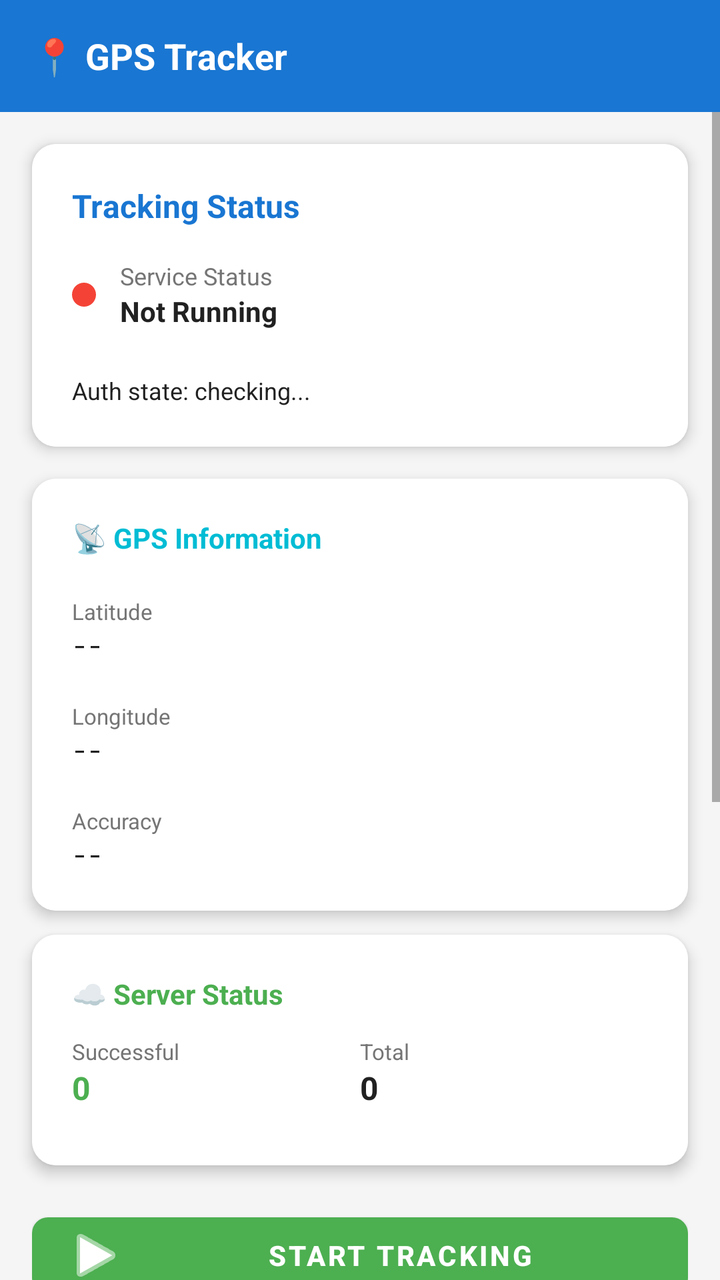
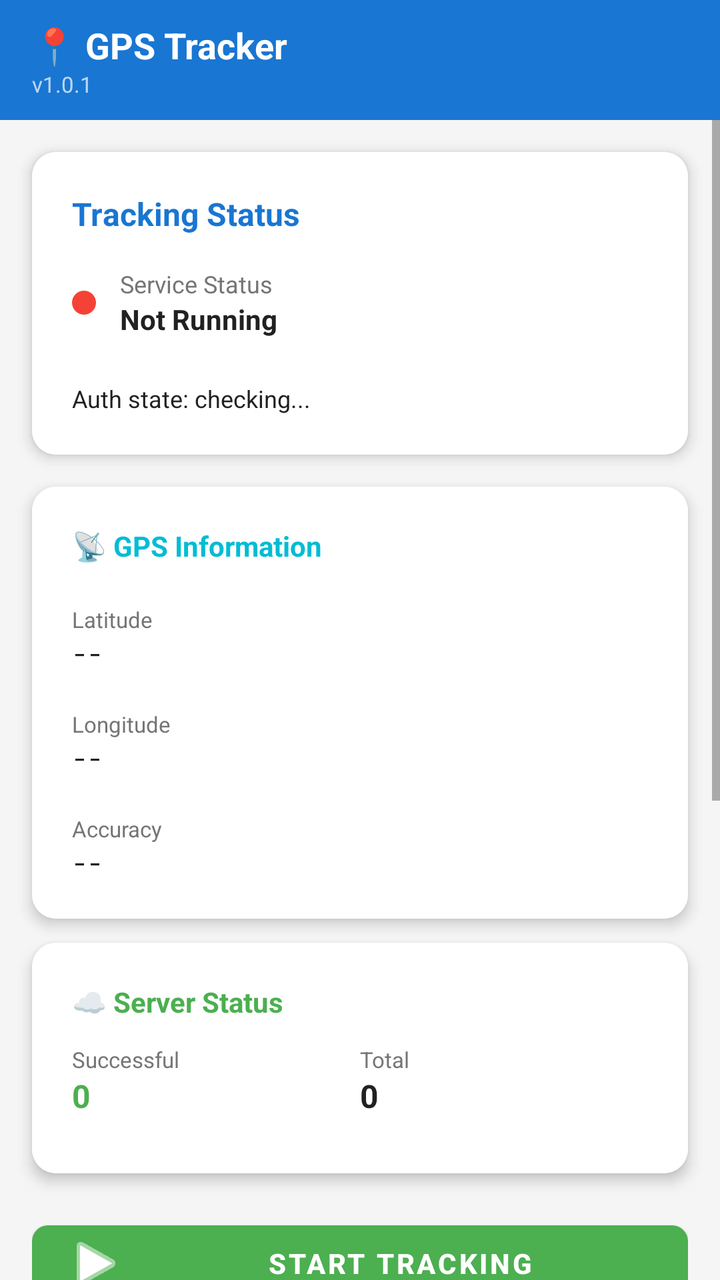

The first picture is an Android layout as it rendered before a commit; the second is the same layout after the commit. The layout source and the unified diff follow.
<!-- AndroidManifest.xml: application theme Theme.GPSTracker -->
<!-- res/layout/activity_main.xml -->
<?xml version="1.0" encoding="utf-8"?>
<androidx.constraintlayout.widget.ConstraintLayout xmlns:android="http://schemas.android.com/apk/res/android"
    xmlns:app="http://schemas.android.com/apk/res-auto"
    xmlns:tools="http://schemas.android.com/tools"
    android:layout_width="match_parent"
    android:layout_height="match_parent"
    android:background="@color/light_gray"
    tools:context=".MainActivity">

    
    <androidx.appcompat.widget.LinearLayoutCompat
        android:id="@+id/headerBar"
        android:layout_width="0dp"
        android:layout_height="56dp"
        android:background="@color/primary"
        android:orientation="horizontal"
        android:gravity="center_vertical"
        android:paddingHorizontal="16dp"
        app:layout_constraintTop_toTopOf="parent"
        app:layout_constraintStart_toStartOf="parent"
        app:layout_constraintEnd_toEndOf="parent">

        <TextView
            android:layout_width="match_parent"
            android:layout_height="wrap_content"
            android:text="📍 GPS Tracker"
            android:textColor="@color/white"
            android:textSize="18sp"
            android:textStyle="bold" />

    </androidx.appcompat.widget.LinearLayoutCompat>

    <LinearLayout
        android:id="@+id/authBanner"
        android:layout_width="0dp"
        android:layout_height="wrap_content"
        android:orientation="horizontal"
        android:padding="12dp"
        android:background="@color/error_red"
        android:visibility="gone"
        app:layout_constraintTop_toBottomOf="@id/headerBar"
        app:layout_constraintStart_toStartOf="parent"
        app:layout_constraintEnd_toEndOf="parent">

        <TextView
            android:id="@+id/tvAuthBannerText"
            android:layout_width="0dp"
            android:layout_height="wrap_content"
            android:layout_weight="1"
            android:text="Auth token missing. Upload disabled."
            android:textColor="@color/white"
            android:textSize="12sp"
            android:textStyle="bold" />

        <com.google.android.material.button.MaterialButton
            android:id="@+id/authRetryButton"
            android:layout_width="wrap_content"
            android:layout_height="wrap_content"
            android:text="Re-login"
            android:textSize="12sp"
            app:cornerRadius="8dp"
            app:backgroundTint="@color/white"
            android:textColor="@color/error_red" />

    </LinearLayout>

    
    <ScrollView
        android:layout_width="0dp"
        android:layout_height="0dp"
        app:layout_constraintTop_toBottomOf="@id/headerBar"
        app:layout_constraintStart_toStartOf="parent"
        app:layout_constraintEnd_toEndOf="parent"
        app:layout_constraintBottom_toBottomOf="parent">

        <LinearLayout
            android:layout_width="match_parent"
            android:layout_height="wrap_content"
            android:orientation="vertical"
            android:paddingBottom="24dp">

            
            <androidx.cardview.widget.CardView
                android:layout_width="match_parent"
                android:layout_height="wrap_content"
                android:layout_margin="16dp"
                app:cardCornerRadius="12dp"
                app:cardElevation="4dp">

                <LinearLayout
                    android:layout_width="match_parent"
                    android:layout_height="wrap_content"
                    android:orientation="vertical"
                    android:padding="20dp"
                    android:background="@color/card_background">

                    <TextView
                        android:layout_width="match_parent"
                        android:layout_height="wrap_content"
                        android:text="Tracking Status"
                        android:textColor="@color/primary"
                        android:textSize="16sp"
                        android:textStyle="bold"
                        android:layout_marginBottom="16dp" />

                    <LinearLayout
                        android:layout_width="match_parent"
                        android:layout_height="wrap_content"
                        android:orientation="horizontal"
                        android:gravity="center_vertical"
                        android:layout_marginBottom="12dp">

                        <View
                            android:id="@+id/statusIndicator"
                            android:layout_width="12dp"
                            android:layout_height="12dp"
                            android:background="@drawable/status_indicator"
                            android:layout_marginRight="12dp" />

                        <LinearLayout
                            android:layout_width="0dp"
                            android:layout_height="wrap_content"
                            android:layout_weight="1"
                            android:orientation="vertical">

                            <TextView
                                android:layout_width="wrap_content"
                                android:layout_height="wrap_content"
                                android:text="Service Status"
                                android:textColor="@color/text_light"
                                android:textSize="12sp" />

                            <TextView
                                android:id="@+id/tvServiceStatus"
                                android:layout_width="wrap_content"
                                android:layout_height="wrap_content"
                                android:text="Not Running"
                                android:textColor="@color/text_dark"
                                android:textSize="14sp"
                                android:textStyle="bold" />

                        </LinearLayout>

                    </LinearLayout>

                    <TextView
                        android:id="@+id/tvAuthStatus"
                        android:layout_width="match_parent"
                        android:layout_height="wrap_content"
                        android:text="Auth state: checking..."
                        android:textColor="@color/text_dark"
                        android:textSize="12sp"
                        android:paddingTop="10dp" />

                </LinearLayout>

            </androidx.cardview.widget.CardView>

            
            <androidx.cardview.widget.CardView
                android:layout_width="match_parent"
                android:layout_height="wrap_content"
                android:layout_marginHorizontal="16dp"
                android:layout_marginBottom="12dp"
                app:cardCornerRadius="12dp"
                app:cardElevation="4dp">

                <LinearLayout
                    android:layout_width="match_parent"
                    android:layout_height="wrap_content"
                    android:orientation="vertical"
                    android:padding="20dp"
                    android:background="@color/card_background">

                    <TextView
                        android:layout_width="match_parent"
                        android:layout_height="wrap_content"
                        android:text="📡 GPS Information"
                        android:textColor="@color/secondary"
                        android:textSize="14sp"
                        android:textStyle="bold"
                        android:layout_marginBottom="12dp" />

                    <TextView
                        android:layout_width="match_parent"
                        android:layout_height="wrap_content"
                        android:text="Latitude"
                        android:textColor="@color/text_light"
                        android:textSize="11sp"
                        android:layout_marginTop="8dp" />

                    <TextView
                        android:id="@+id/tvLatitude"
                        android:layout_width="match_parent"
                        android:layout_height="wrap_content"
                        android:text="--"
                        android:textColor="@color/text_dark"
                        android:textSize="13sp"
                        android:typeface="monospace"
                        android:layout_marginBottom="12dp" />

                    <TextView
                        android:layout_width="match_parent"
                        android:layout_height="wrap_content"
                        android:text="Longitude"
                        android:textColor="@color/text_light"
                        android:textSize="11sp"
                        android:layout_marginTop="8dp" />

                    <TextView
                        android:id="@+id/tvLongitude"
                        android:layout_width="match_parent"
                        android:layout_height="wrap_content"
                        android:text="--"
                        android:textColor="@color/text_dark"
                        android:textSize="13sp"
                        android:typeface="monospace"
                        android:layout_marginBottom="12dp" />

                    <TextView
                        android:layout_width="match_parent"
                        android:layout_height="wrap_content"
                        android:text="Accuracy"
                        android:textColor="@color/text_light"
                        android:textSize="11sp"
                        android:layout_marginTop="8dp" />

                    <TextView
                        android:id="@+id/tvAccuracy"
                        android:layout_width="match_parent"
                        android:layout_height="wrap_content"
                        android:text="--"
                        android:textColor="@color/text_dark"
                        android:textSize="13sp"
                        android:typeface="monospace" />

                </LinearLayout>

            </androidx.cardview.widget.CardView>

            
            <androidx.cardview.widget.CardView
                android:layout_width="match_parent"
                android:layout_height="wrap_content"
                android:layout_marginHorizontal="16dp"
                android:layout_marginBottom="12dp"
                app:cardCornerRadius="12dp"
                app:cardElevation="4dp">

                <LinearLayout
                    android:layout_width="match_parent"
                    android:layout_height="wrap_content"
                    android:orientation="vertical"
                    android:padding="20dp"
                    android:background="@color/card_background">

                    <TextView
                        android:layout_width="match_parent"
                        android:layout_height="wrap_content"
                        android:text="☁️ Server Status"
                        android:textColor="@color/success_green"
                        android:textSize="14sp"
                        android:textStyle="bold"
                        android:layout_marginBottom="12dp" />

                    <LinearLayout
                        android:layout_width="match_parent"
                        android:layout_height="wrap_content"
                        android:orientation="horizontal"
                        android:layout_marginBottom="8dp">

                        <LinearLayout
                            android:layout_width="0dp"
                            android:layout_height="wrap_content"
                            android:layout_weight="1"
                            android:orientation="vertical">

                            <TextView
                                android:layout_width="wrap_content"
                                android:layout_height="wrap_content"
                                android:text="Successful"
                                android:textColor="@color/text_light"
                                android:textSize="11sp" />

                            <TextView
                                android:id="@+id/tvSuccessCount"
                                android:layout_width="wrap_content"
                                android:layout_height="wrap_content"
                                android:text="0"
                                android:textColor="@color/success_green"
                                android:textSize="16sp"
                                android:textStyle="bold" />

                        </LinearLayout>

                        <LinearLayout
                            android:layout_width="0dp"
                            android:layout_height="wrap_content"
                            android:layout_weight="1"
                            android:orientation="vertical">

                            <TextView
                                android:layout_width="wrap_content"
                                android:layout_height="wrap_content"
                                android:text="Total"
                                android:textColor="@color/text_light"
                                android:textSize="11sp" />

                            <TextView
                                android:id="@+id/tvTotalCount"
                                android:layout_width="wrap_content"
                                android:layout_height="wrap_content"
                                android:text="0"
                                android:textColor="@color/text_dark"
                                android:textSize="16sp"
                                android:textStyle="bold" />

                        </LinearLayout>

                    </LinearLayout>

                </LinearLayout>

            </androidx.cardview.widget.CardView>

            
            <LinearLayout
                android:layout_width="match_parent"
                android:layout_height="wrap_content"
                android:orientation="vertical"
                android:paddingHorizontal="16dp"
                android:layout_marginTop="8dp">

                <com.google.android.material.button.MaterialButton
                    android:id="@+id/startTrackingButton"
                    android:layout_width="match_parent"
                    android:layout_height="50dp"
                    android:text="START TRACKING"
                    android:textSize="14sp"
                    android:textStyle="bold"
                    android:layout_marginBottom="8dp"
                    app:cornerRadius="8dp"
                    app:backgroundTint="@color/success_green"
                    app:icon="@android:drawable/ic_media_play" />

                <com.google.android.material.button.MaterialButton
                    android:id="@+id/logoutButton"
                    android:layout_width="match_parent"
                    android:layout_height="50dp"
                    android:text="LOGOUT"
                    android:textSize="14sp"
                    android:textStyle="bold"
                    style="@style/Widget.MaterialComponents.Button.OutlinedButton"
                    app:cornerRadius="8dp"
                    app:strokeColor="@color/error_red"
                    android:textColor="@color/error_red" />

            </LinearLayout>

            
            <TextView
                android:layout_width="match_parent"
                android:layout_height="wrap_content"
                android:text="📝 Live Activity Log"
                android:textColor="@color/primary"
                android:textSize="16sp"
                android:textStyle="bold"
                android:paddingHorizontal="16dp"
                android:layout_marginTop="24dp"
                android:layout_marginBottom="12dp" />

            
            <androidx.cardview.widget.CardView
                android:layout_width="match_parent"
                android:layout_height="wrap_content"
                android:layout_marginHorizontal="16dp"
                android:layout_marginBottom="12dp"
                app:cardCornerRadius="8dp"
                app:cardElevation="2dp">

                <ScrollView
                    android:layout_width="match_parent"
                    android:layout_height="240dp"
                    android:background="@color/card_background">

                    <LinearLayout
                        android:id="@+id/logContainer"
                        android:layout_width="match_parent"
                        android:layout_height="wrap_content"
                        android:orientation="vertical"
                        android:padding="12dp" />

                </ScrollView>

            </androidx.cardview.widget.CardView>

        </LinearLayout>

    </ScrollView>

</androidx.constraintlayout.widget.ConstraintLayout>
<!-- resources referenced by this layout -->
<resources>
  <color name="card_background">#FFFFFF</color>
  <color name="error_red">#F44336</color>
  <color name="light_gray">#F5F5F5</color>
  <color name="primary">#1976D2</color>
  <color name="secondary">#00BCD4</color>
  <color name="success_green">#4CAF50</color>
  <color name="text_dark">#212121</color>
  <color name="text_light">#757575</color>
  <color name="white">#FFFFFF</color>
  <!-- drawable status_indicator (drawable) -->
  <?xml version="1.0" encoding="utf-8"?>
  <shape xmlns:android="http://schemas.android.com/apk/res/android"
      android:shape="oval">
      <solid android:color="@color/error_red" />
  </shape>
  <style name="Theme.GPSTracker" parent="Theme.MaterialComponents.Light.NoActionBar">
          <item name="colorPrimary">#1976D2</item>
          <item name="colorPrimaryDark">#115293</item>
          <item name="colorAccent">#03A9F4</item>
      </style>
</resources>

<!-- the commit's change to res/layout/activity_main.xml (unified diff, before → after) -->
@@ -11,7 +11,7 @@
     <androidx.appcompat.widget.LinearLayoutCompat
         android:id="@+id/headerBar"
         android:layout_width="0dp"
-        android:layout_height="56dp"
+        android:layout_height="60dp"
         android:background="@color/primary"
         android:orientation="horizontal"
         android:gravity="center_vertical"
@@ -20,13 +20,40 @@
         app:layout_constraintStart_toStartOf="parent"
         app:layout_constraintEnd_toEndOf="parent">
 
-        <TextView
-            android:layout_width="match_parent"
+        <LinearLayout
+            android:layout_width="0dp"
             android:layout_height="wrap_content"
-            android:text="📍 GPS Tracker"
-            android:textColor="@color/white"
-            android:textSize="18sp"
-            android:textStyle="bold" />
+            android:layout_weight="1"
+            android:orientation="vertical">
+
+            <TextView
+                android:layout_width="wrap_content"
+                android:layout_height="wrap_content"
+                android:text="📍 GPS Tracker"
+                android:textColor="@color/white"
+                android:textSize="18sp"
+                android:textStyle="bold" />
+
+            <TextView
+                android:id="@+id/tvAppVersion"
+                android:layout_width="wrap_content"
+                android:layout_height="wrap_content"
+                android:text="v1.0.1"
+                android:textColor="#B3FFFFFF"
+                android:textSize="11sp" />
+
+        </LinearLayout>
+
+        <com.google.android.material.button.MaterialButton
+            android:id="@+id/btnUpdate"
+            android:layout_width="wrap_content"
+            android:layout_height="36dp"
+            android:text="Update"
+            android:textSize="11sp"
+            android:visibility="gone"
+            app:cornerRadius="18dp"
+            app:backgroundTint="#FF9800"
+            android:textColor="@color/white" />
 
     </androidx.appcompat.widget.LinearLayoutCompat>
 
